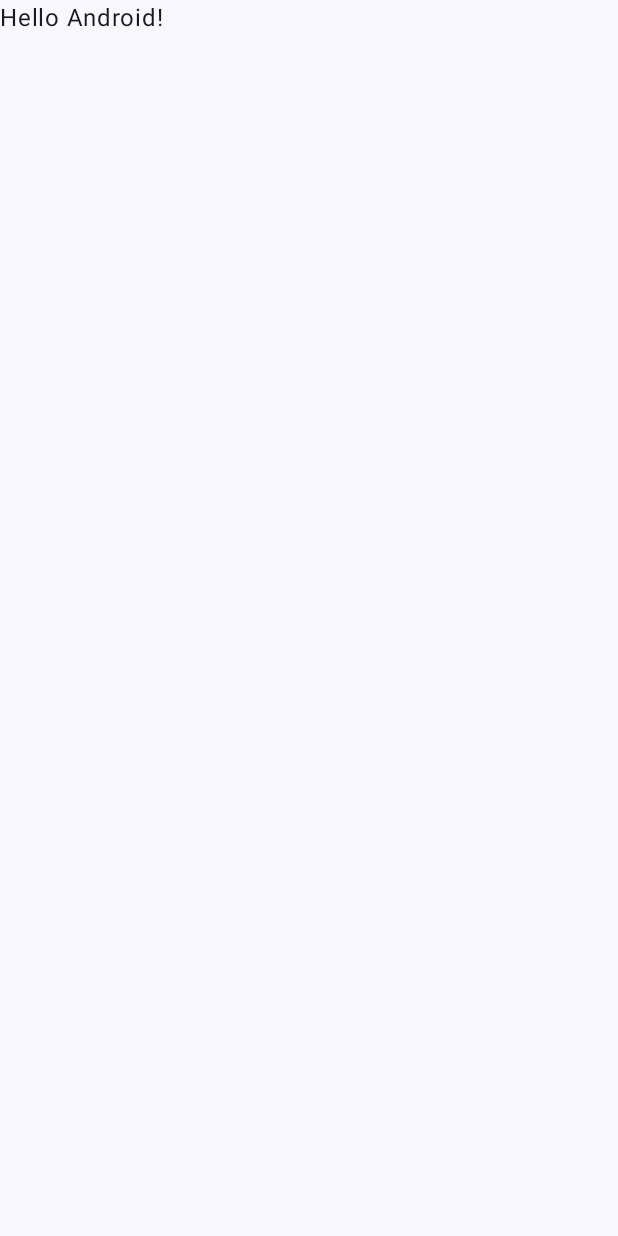
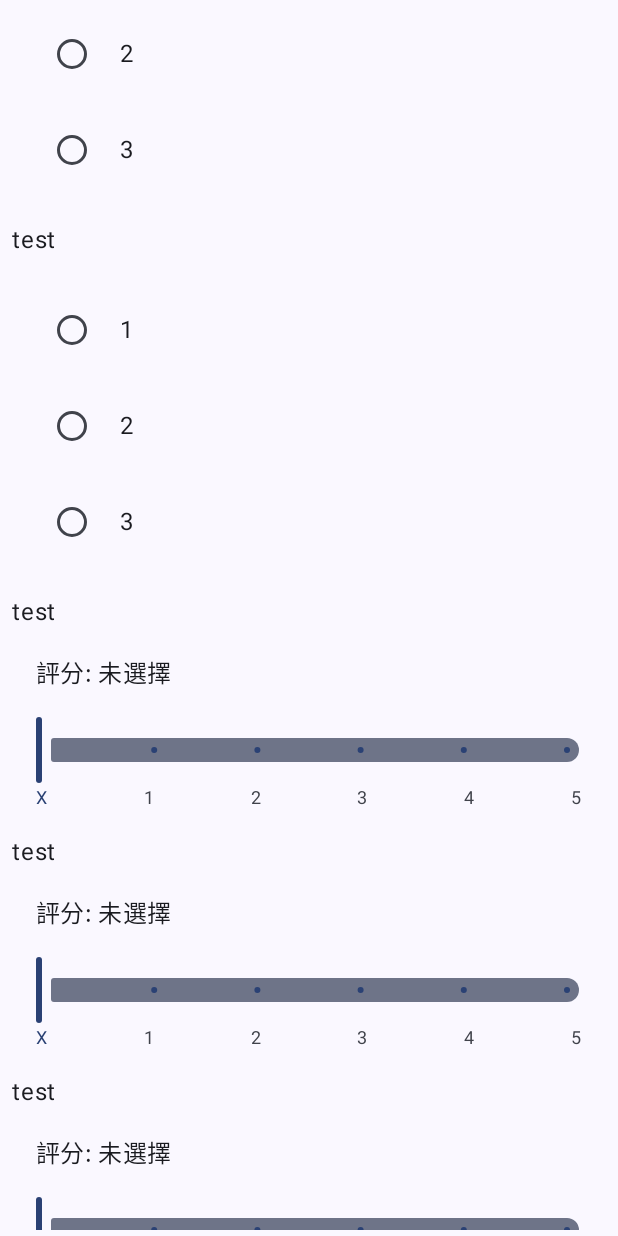
Before and after one commit to llllIIIIllllIIII/RE-HOME, an Android app built with Jetpack Compose: the screen it shows after launch (MainActivity), on a phone screen of 412 x 824 dp. Before the commit the screen is almost empty. Run offline under Robolectric (Android 15) with nearby library versions, the phone set to English and light mode, and no system bars.

Commit message:
init SurveyView.kt

```diff
--- a/android/app/src/main/AndroidManifest.xml
+++ b/android/app/src/main/AndroidManifest.xml
@@ -12,7 +12,7 @@
         android:supportsRtl="true"
         android:theme="@style/Theme.Rehome">
         <activity
-            android:name=".MainActivity"
+            android:name=".ui.view.MainActivity"
             android:exported="true"
             android:label="@string/app_name"
             android:theme="@style/Theme.Rehome">
--- a/android/app/src/main/java/tw/com/rehome/MainActivity.kt
+++ b/android/app/src/main/java/tw/com/rehome/ui/view/MainActivity.kt
@@ -1,4 +1,4 @@
-package tw.com.rehome
+package tw.com.rehome.ui.view
 
 import android.os.Bundle
 import androidx.activity.ComponentActivity
@@ -20,10 +20,7 @@ class MainActivity : ComponentActivity() {
         setContent {
             RehomeTheme {
                 Scaffold(modifier = Modifier.fillMaxSize()) { innerPadding ->
-                    Greeting(
-                        name = "Android",
-                        modifier = Modifier.padding(innerPadding)
-                    )
+                    SurveyView()
                 }
             }
         }
--- /dev/null
+++ b/android/app/src/main/java/tw/com/rehome/ui/view/SurveyView.kt
@@ -0,0 +1,180 @@
+package tw.com.rehome.ui.view
+
+import androidx.compose.foundation.clickable
+import androidx.compose.foundation.layout.Arrangement
+import androidx.compose.foundation.layout.Column
+import androidx.compose.foundation.layout.Row
+import androidx.compose.foundation.layout.Spacer
+import androidx.compose.foundation.layout.fillMaxWidth
+import androidx.compose.foundation.layout.height
+import androidx.compose.foundation.layout.padding
+import androidx.compose.foundation.layout.width
+import androidx.compose.foundation.rememberScrollState
+import androidx.compose.foundation.verticalScroll
+import androidx.compose.material3.Button
+import androidx.compose.material3.MaterialTheme
+import androidx.compose.material3.RadioButton
+import androidx.compose.material3.Slider
+import androidx.compose.runtime.Composable
+import androidx.compose.ui.tooling.preview.Preview
+import androidx.compose.material3.Text
+import androidx.compose.runtime.getValue
+import androidx.compose.runtime.mutableFloatStateOf
+import androidx.compose.runtime.mutableStateOf
+import androidx.compose.runtime.remember
+import androidx.compose.runtime.setValue
+import androidx.compose.ui.Alignment
+import androidx.compose.ui.Modifier
+import androidx.compose.ui.unit.dp
+
+
+@Composable
+internal fun SurveyView() {
+    Column(
+        modifier = Modifier
+            .padding(horizontal = 8.dp, vertical = 4.dp)
+            .verticalScroll(state = rememberScrollState())
+    ) {
+        SingleSelect(question = "test", options = listOf("1", "2", "3"))
+        SingleSelect(question = "test", options = listOf("1", "2", "3"))
+        SingleSelect(question = "test", options = listOf("1", "2", "3"))
+        SingleSelect(question = "test", options = listOf("1", "2", "3"))
+        SingleSelect(question = "test", options = listOf("1", "2", "3"))
+        SlideSelect(question = "test")
+        SlideSelect(question = "test")
+        SlideSelect(question = "test")
+
+        Button(onClick = {
+
+        }) {
+            Text("submit")
+        }
+    }
+}
+
+@Composable
+private fun SingleSelect(question: String?, options: List<String?>) {
+    Column {
+        if (question != null) Text(text = question)
+        var selectedOption: String? by remember { mutableStateOf(null) }
+        SingleSelectionList(options = options.filterNotNull(), selectedOption = selectedOption) {
+            selectedOption = it
+        }
+    }
+}
+
+@Composable
+private fun SlideSelect(question: String?) {
+    Column {
+        if (question != null) Text(text = question)
+        RatingSlider()
+    }
+}
+
+@Composable
+fun SingleSelectionList(
+    options: List<String>,
+    selectedOption: String? = null,
+    onSelectionChange: (String) -> Unit
+) {
+    var selected by remember { mutableStateOf(selectedOption) }
+
+    Column(
+        modifier = Modifier
+            .fillMaxWidth()
+            .padding(16.dp)
+    ) {
+        options.forEach { option ->
+            Row(
+                modifier = Modifier
+                    .fillMaxWidth()
+                    .clickable {
+                        selected = option
+                        onSelectionChange(option)
+                    }
+                    .padding(vertical = 8.dp),
+                verticalAlignment = Alignment.CenterVertically
+            ) {
+                RadioButton(
+                    selected = (option == selected),
+                    onClick = {
+                        selected = option
+                        onSelectionChange(option)
+                    }
+                )
+                Spacer(modifier = Modifier.width(8.dp))
+                Text(
+                    text = option,
+                    style = MaterialTheme.typography.bodyLarge
+                )
+            }
+        }
+    }
+}
+
+@Composable
+private fun RatingSlider() {
+    var sliderValue by remember { mutableFloatStateOf(0f) }
+
+    Column(
+        modifier = Modifier
+            .fillMaxWidth()
+            .padding(16.dp)
+    ) {
+        Text(
+            text = if (sliderValue == 0f) "評分: 未選擇" else "評分: ${sliderValue.toInt()}",
+            style = MaterialTheme.typography.titleMedium
+        )
+
+        Spacer(modifier = Modifier.height(16.dp))
+
+        Slider(
+            value = sliderValue,
+            onValueChange = { sliderValue = it },
+            valueRange = 0f..5f,
+            steps = 4, // 中間有 4 個間隔點 (1, 2, 3, 4)
+            modifier = Modifier.fillMaxWidth()
+        )
+
+        // 顯示刻度標籤
+        Row(
+            modifier = Modifier.fillMaxWidth(),
+            horizontalArrangement = Arrangement.SpaceBetween
+        ) {
+            Text(
+                text = "X",
+                style = MaterialTheme.typography.bodySmall,
+                color = if (sliderValue == 0f) {
+                    MaterialTheme.colorScheme.primary
+                } else {
+                    MaterialTheme.colorScheme.onSurfaceVariant
+                }
+            )
+            for (i in 1..5) {
+                Text(
+                    text = i.toString(),
+                    style = MaterialTheme.typography.bodySmall,
+                    color = if (sliderValue.toInt() == i) {
+                        MaterialTheme.colorScheme.primary
+                    } else {
+                        MaterialTheme.colorScheme.onSurfaceVariant
+                    }
+                )
+            }
+        }
+    }
+}
+
+@Preview(showBackground = true)
+@Composable
+private fun SingleSelectPreview() {
+    SingleSelect(question = "test", options = listOf("1", "2", "3"))
+    SingleSelect(question = "test2", options = listOf("1", "2", "3"))
+    SingleSelect(question = "test3", options = listOf("1", "2", "3"))
+}
+
+@Preview(showBackground = true)
+@Composable
+private fun SlideSelectPreview() {
+    SlideSelect(question = "test")
+}
```
